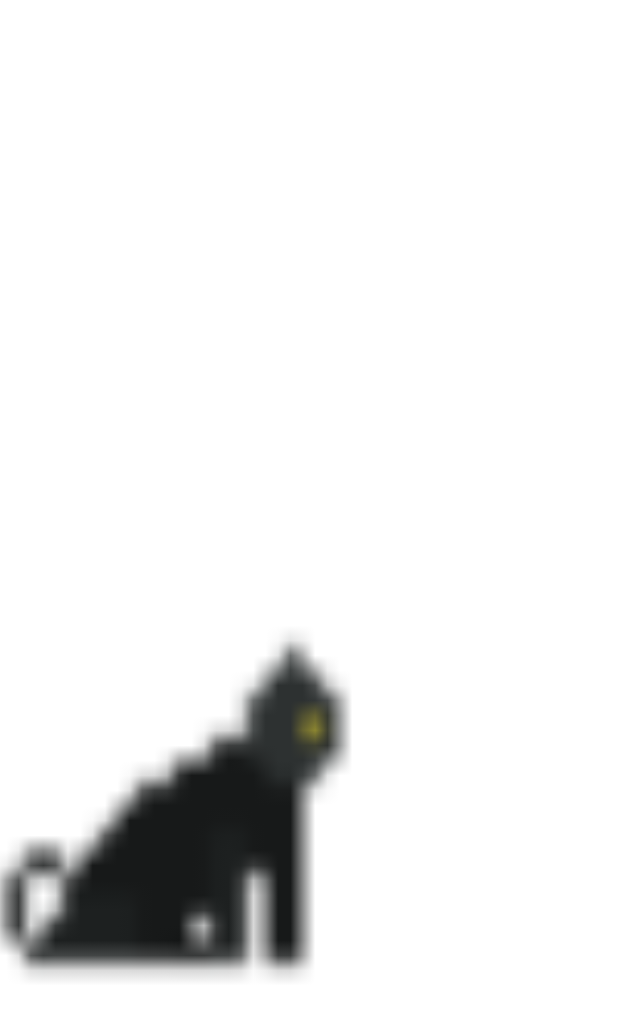
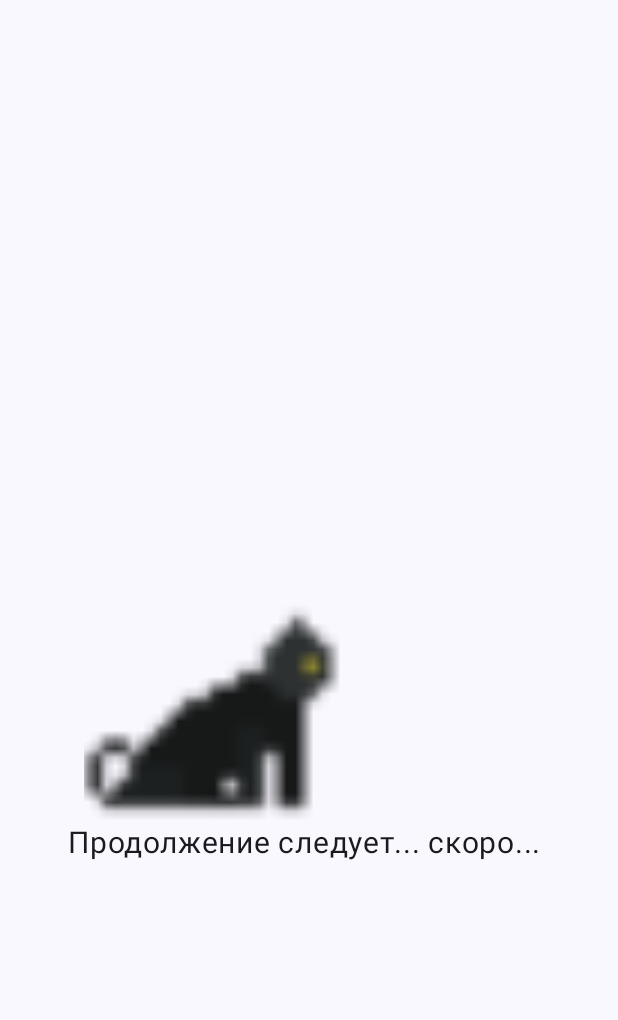
Before and after one commit to maryyywq/PetSimulator, an Android app built with Jetpack Compose: the composable MainScreen shown on its own in the app's theme, on a phone screen of 412 x 824 dp. Shown: the top 1020 px of the screen. Run offline under Robolectric (Android 15) with nearby library versions, the light colour scheme and no system bars.

```diff
--- a/app/src/main/java/com/petsimulator/ui/Animation.kt
+++ b/app/src/main/java/com/petsimulator/ui/Animation.kt
@@ -51,9 +51,7 @@ fun AnimatedCat(
 
     // Центрирование анимации
     Box(
-        modifier = Modifier
-            .fillMaxSize() // Занимаем всё пространство экрана
-            .background(Color.White), // Белый фон (можно убрать или заменить)
+        modifier = Modifier.size(targetWidth.dp, targetHeight.dp),
         contentAlignment = Alignment.Center // Выравнивание содержимого по центру
     ) {
         // Отрисовка текущего кадра
--- a/app/src/main/java/com/petsimulator/ui/screens/MainScreen.kt
+++ b/app/src/main/java/com/petsimulator/ui/screens/MainScreen.kt
@@ -1,19 +1,42 @@
 package com.petsimulator.ui.screens
 
+import androidx.compose.foundation.layout.Box
+import androidx.compose.foundation.layout.Column
+import androidx.compose.foundation.layout.Spacer
+import androidx.compose.foundation.layout.fillMaxSize
+import androidx.compose.foundation.layout.height
+import androidx.compose.material3.Text
 import androidx.compose.runtime.Composable
+import androidx.compose.ui.Alignment
+import androidx.compose.ui.Modifier
 import androidx.compose.ui.graphics.ImageBitmap
 import androidx.compose.ui.res.imageResource
+import androidx.compose.ui.unit.dp
+import androidx.compose.ui.unit.sp
 import com.petsimulator.R
 import com.petsimulator.ui.AnimatedCat
 
 @Composable
 fun MainScreen() {
-    val sprite = ImageBitmap.imageResource(R.drawable.black_cat_laying)
-    AnimatedCat(
-        sprite = sprite,
-        frameCount = 8, //Количество кадров в спрайте
-        targetWidth = 500, //Желаемая ширина кадра
-        targetHeight = 500, //Желаемая высота кадра
-        frameDuration = 200L
-    )
+    Column(horizontalAlignment = Alignment.CenterHorizontally) {
+        val sprite = ImageBitmap.imageResource(R.drawable.black_cat_laying)
+        Box(  // Центрируем анимацию
+            modifier = Modifier.fillMaxSize(),  // Занимаем весь экран
+            contentAlignment = Alignment.Center  // Центрируем содержимое
+        ) {
+            Column(
+                horizontalAlignment = Alignment.CenterHorizontally  // Центрируем по горизонтали
+            ) {
+                AnimatedCat(
+                    sprite = sprite,
+                    frameCount = 8,
+                    targetWidth = 300,  // Ограничиваем размеры анимации
+                    targetHeight = 300,
+                    frameDuration = 200L
+                )
+
+                Text(text = "Продолжение следует... скоро... ", fontSize = 20.sp)
+            }
+        }
+    }
 }
--- a/app/src/main/java/com/petsimulator/ui/screens/WelcomeScreen.kt
+++ b/app/src/main/java/com/petsimulator/ui/screens/WelcomeScreen.kt
@@ -14,11 +14,13 @@ import kotlinx.coroutines.delay
 
 @Composable
 fun WelcomeScreenWithAnimation(userName: String, onAnimationEnd: () -> Unit) {
-    var isVisible by remember { mutableStateOf(true) }
+    var isVisible by remember { mutableStateOf(false) }
 
     //Анимация запускается при появлении экрана
     LaunchedEffect(Unit) {
-        delay(3000)  //Пауза перед началом исчезновения
+        delay(500)  // Небольшая задержка перед появлением
+        isVisible = true
+        delay(5000)  //Пауза перед началом исчезновения
         isVisible = false
         delay(1000)  //Ждём завершения анимации
         onAnimationEnd()
```
